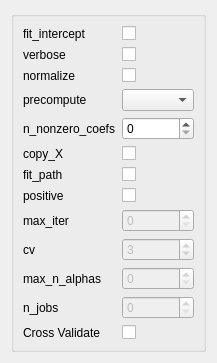
Before: the Qt Designer form ui/LARS.ui in tthatcher95/PyHAT_Point_Spectra_GUI, drawn with Qt 5.
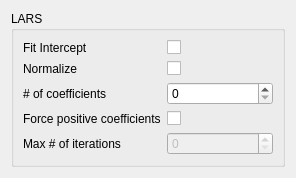
After: the same form once the commit is applied.

What changed in the file:
```diff
--- a/ui/LARS.ui
+++ b/ui/LARS.ui
@@ -6,8 +6,8 @@
    <rect>
     <x>0</x>
     <y>0</y>
-    <width>196</width>
-    <height>321</height>
+    <width>296</width>
+    <height>169</height>
    </rect>
   </property>
   <property name="sizePolicy">
@@ -22,6 +22,9 @@
   <layout class="QVBoxLayout" name="verticalLayout">
    <item>
     <widget class="QGroupBox" name="formGroupBox">
+     <property name="title">
+      <string>LARS</string>
+     </property>
      <layout class="QFormLayout" name="formLayout">
       <property name="fieldGrowthPolicy">
        <enum>QFormLayout::AllNonFixedFieldsGrow</enum>
@@ -29,7 +32,7 @@
       <item row="0" column="0">
        <widget class="QLabel" name="fit_interceptLabel">
         <property name="text">
-         <string>fit_intercept</string>
+         <string>Fit Intercept</string>
         </property>
        </widget>
       </item>
@@ -46,30 +49,13 @@
        </widget>
       </item>
       <item row="1" column="0">
-       <widget class="QLabel" name="verboseLabel">
-        <property name="text">
-         <string>verbose</string>
-        </property>
-       </widget>
-      </item>
-      <item row="1" column="1">
-       <widget class="QCheckBox" name="verboseCheckBox">
-        <property name="toolTip">
-         <string>Sets the verbosity amount</string>
-        </property>
-        <property name="whatsThis">
-         <string>http://scikit-learn.org/stable/modules/generated/sklearn.linear_model.Lars.html</string>
-        </property>
-       </widget>
-      </item>
-      <item row="2" column="0">
        <widget class="QLabel" name="normalizeLabel">
         <property name="text">
-         <string>normalize</string>
+         <string>Normalize</string>
         </property>
        </widget>
       </item>
-      <item row="2" column="1">
+      <item row="1" column="1">
        <widget class="QCheckBox" name="normalizeCheckBox">
         <property name="toolTip">
          <string>This parameter is ignored when fit_intercept is set to False. If True,
@@ -83,33 +69,14 @@
         </property>
        </widget>
       </item>
-      <item row="3" column="0">
-       <widget class="QLabel" name="precomputeLabel">
-        <property name="text">
-         <string>precompute</string>
-        </property>
-       </widget>
-      </item>
-      <item row="3" column="1">
-       <widget class="QComboBox" name="precomputeComboBox">
-        <property name="toolTip">
-         <string>Whether to use a precomputed Gram matrix to speed up calculations. If
-set to 'auto' let us decide. The Gram matrix can also be passed as
-argument.</string>
-        </property>
-        <property name="whatsThis">
-         <string>http://scikit-learn.org/stable/modules/generated/sklearn.linear_model.Lars.html</string>
-        </property>
-       </widget>
-      </item>
-      <item row="4" column="0">
+      <item row="2" column="0">
        <widget class="QLabel" name="n_nonzero_coefsLabel">
         <property name="text">
-         <string>n_nonzero_coefs</string>
+         <string># of coefficients</string>
         </property>
        </widget>
       </item>
-      <item row="4" column="1">
+      <item row="2" column="1">
        <widget class="QSpinBox" name="n_nonzero_coefsSpinBox">
         <property name="toolTip">
          <string>Target number of non-zero coefficients. Use np.inf for no limit.</string>
@@ -119,51 +86,14 @@
         </property>
        </widget>
       </item>
-      <item row="5" column="0">
-       <widget class="QLabel" name="copy_XLabel">
-        <property name="text">
-         <string>copy_X</string>
-        </property>
-       </widget>
-      </item>
-      <item row="5" column="1">
-       <widget class="QCheckBox" name="copy_XCheckBox">
-        <property name="toolTip">
-         <string>If True, X will be copied; else, it may be overwritten.</string>
-        </property>
-        <property name="whatsThis">
-         <string>http://scikit-learn.org/stable/modules/generated/sklearn.linear_model.Lars.html</string>
-        </property>
-       </widget>
-      </item>
-      <item row="6" column="0">
-       <widget class="QLabel" name="fit_pathLabel">
-        <property name="text">
-         <string>fit_path</string>
-        </property>
-       </widget>
-      </item>
-      <item row="6" column="1">
-       <widget class="QCheckBox" name="fit_pathCheckBox">
-        <property name="toolTip">
-         <string>If True the full path is stored in the coef_path_ attribute. If you
-compute the solution for a large problem or many targets, setting
-fit_path to False will lead to a speedup, especially with a small
-alpha.</string>
-        </property>
-        <property name="whatsThis">
-         <string>http://scikit-learn.org/stable/modules/generated/sklearn.linear_model.Lars.html</string>
-        </property>
-       </widget>
-      </item>
-      <item row="7" column="0">
+      <item row="3" column="0">
        <widget class="QLabel" name="positiveLabel">
         <property name="text">
-         <string>positive</string>
+         <string>Force positive coefficients</string>
         </property>
        </widget>
       </item>
-      <item row="7" column="1">
+      <item row="3" column="1">
        <widget class="QCheckBox" name="positiveCheckBox">
         <property name="toolTip">
          <string>Restrict coefficients to be &gt;= 0. Be aware that you might want to
@@ -174,14 +104,14 @@
         </property>
        </widget>
       </item>
-      <item row="8" column="0">
+      <item row="4" column="0">
        <widget class="QLabel" name="max_iterLabel">
         <property name="text">
-         <string>max_iter</string>
+         <string>Max # of iterations</string>
         </property>
        </widget>
       </item>
-      <item row="8" column="1">
+      <item row="4" column="1">
        <widget class="QSpinBox" name="max_iterSpinBox">
         <property name="enabled">
          <bool>false</bool>
@@ -194,77 +124,6 @@
         </property>
        </widget>
       </item>
-      <item row="9" column="0">
-       <widget class="QLabel" name="cvLabel">
-        <property name="text">
-         <string>cv</string>
-        </property>
-       </widget>
-      </item>
-      <item row="9" column="1">
-       <widget class="QSpinBox" name="cvSpinBox">
-        <property name="enabled">
-         <bool>false</bool>
-        </property>
-        <property name="whatsThis">
-         <string>http://scikit-learn.org/stable/modules/generated/sklearn.linear_model.Lars.html</string>
-        </property>
-        <property name="value">
-         <number>3</number>
-        </property>
-       </widget>
-      </item>
-      <item row="10" column="0">
-       <widget class="QLabel" name="max_n_alphasLabel">
-        <property name="text">
-         <string>max_n_alphas</string>
-        </property>
-       </widget>
-      </item>
-      <item row="10" column="1">
-       <widget class="QSpinBox" name="max_n_alphasSpinBox">
-        <property name="enabled">
-         <bool>false</bool>
-        </property>
-        <property name="whatsThis">
-         <string>http://scikit-learn.org/stable/modules/generated/sklearn.linear_model.Lars.html</string>
-        </property>
-       </widget>
-      </item>
-      <item row="11" column="0">
-       <widget class="QLabel" name="n_jobsLabel">
-        <property name="text">
-         <string>n_jobs</string>
-        </property>
-       </widget>
-      </item>
-      <item row="11" column="1">
-       <widget class="QSpinBox" name="n_jobsSpinBox">
-        <property name="enabled">
-         <bool>false</bool>
-        </property>
-        <property name="whatsThis">
-         <string>http://scikit-learn.org/stable/modules/generated/sklearn.linear_model.Lars.html</string>
-        </property>
-       </widget>
-      </item>
-      <item row="12" column="0">
-       <widget class="QLabel" name="cVLabel">
-        <property name="text">
-         <string>Cross Validate</string>
-        </property>
-       </widget>
-      </item>
-      <item row="12" column="1">
-       <widget class="QCheckBox" name="cVCheckBox">
-        <property name="toolTip">
-         <string>Cross Validate</string>
-        </property>
-        <property name="whatsThis">
-         <string>http://scikit-learn.org/stable/modules/generated/sklearn.linear_model.Lars.html</string>
-        </property>
-       </widget>
-      </item>
      </layout>
     </widget>
    </item>
```
Left out of the diff: 67 changed lines with no effect on the pictures.
